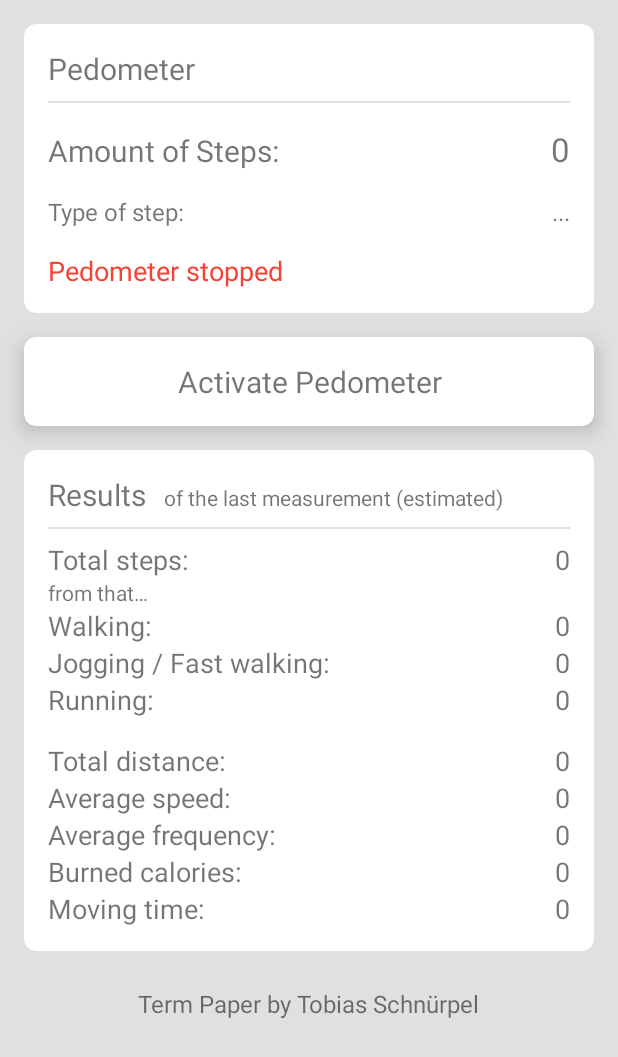
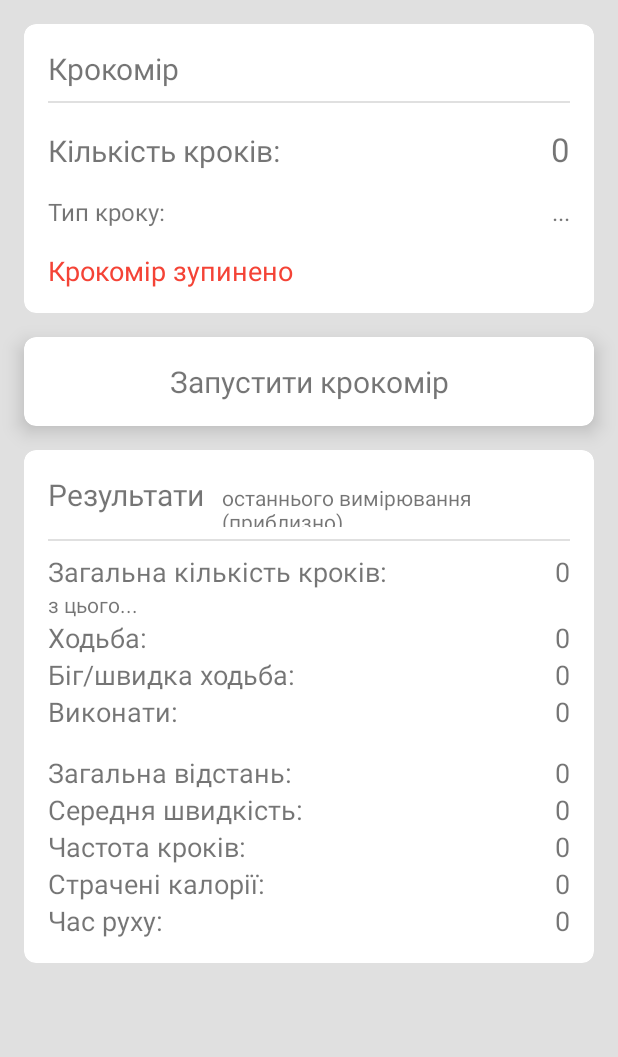
Before and after one commit to Meadowsdxd/IMT-Calculator-, an Android app: the layout stepsfragmentcount.xml on its own in the app's theme, with its tools: preview values and no code run, on a phone screen of 412 x 824 dp. Shown: the top 1057 px of the screen. Run offline under Robolectric (Android 15) with nearby library versions, the phone set to English and light mode, and no system bars.

Commit message:
Tune the properties

```diff
--- a/app/src/main/res/layout/stepsfragmentcount.xml
+++ b/app/src/main/res/layout/stepsfragmentcount.xml
@@ -368,13 +368,7 @@
                 </LinearLayout>
             </androidx.cardview.widget.CardView>
 
-            <TextView
-                android:layout_gravity="center"
-                android:layout_margin="16dp"
-                android:textSize="16sp"
-                android:text="@string/facharbeit_text"
-                android:layout_width="wrap_content"
-                android:layout_height="wrap_content"/>
+
 
             <Space
                 android:layout_width="match_parent"
--- a/app/src/main/res/values/strings.xml
+++ b/app/src/main/res/values/strings.xml
@@ -35,44 +35,50 @@
     <string name="link14">Просте схуднення. Зрештою, відчуйте контроль над їжею.</string>
     <string name="link15">Врач-диетолог, нутрициолог Эксперт системы Анализа рисков и критических точек контроля пищевой безопасности (ХАССП). Врач - эксперт высшей категории в отрасли пищевой безопасности и нутрициологии.</string>
 
-    <string name="facharbeit_text">Term Paper by Tobias Schnürpel</string>
-    <string name="title_pedometer">Pedometer</string>
-    <string name="title_acceleration">Accelerometer</string>
-    <string name="pedometer">Pedometer</string>
-    <string name="number_of_steps">Amount of Steps:</string>
-    <string name="pedometer_running">Pedometer running</string>
-    <string name="pedometer_not_running">Pedometer stopped</string>
-    <string name="type_of_step">Type of step:</string>
-    <string name="duration_of_step">Duration of step:</string>
-    <string name="acitvate_pedometer">Activate Pedometer</string>
-    <string name="disable_pedometer">Disable Pedometer</string>
-    <string name="results">Results</string>
-    <string name="of_the_last_measurement">of the last measurement (estimated)</string>
-    <string name="total_steps">Total steps:</string>
-    <string name="from_that">from that…</string>
-    <string name="walking_steps">Walking:</string>
-    <string name="jogging_steps">Jogging / Fast walking:</string>
-    <string name="running_steps">Running:</string>
-    <string name="total_distance">Total distance:</string>
-    <string name="average_speed">Average speed:</string>
-    <string name="average_frequency">Average frequency:</string>
-    <string name="burned_calories">Burned calories:</string>
-    <string name="moving_time">Moving time:</string>
-    <string name="walking">Walking</string>
-    <string name="jogging">Jogging</string>
-    <string name="running">Running</string>
-    <string name="live_data">Live data</string>
-    <string name="graph">Graph</string>
-    <string name="details">Details</string>
-    <string name="name">Name:</string>
-    <string name="manufacturer">Manufacturer:</string>
-    <string name="version">Version</string>
-    <string name="energy">Energy:</string>
-    <string name="resolution">Resolution:</string>
-    <string name="max_range">max. range:</string>
-    <string name="min_range">min. range:</string>
-    <string name="accuracy">Accuracy:</string>
-    <string name="delay">Delay:</string>
+    <string name="title_pedometer">Крокомір</string>
+    <string name="title_acceleration">Датчик прискорення</string>
 
+    <string name="pedometer">Крокомір</string>
+    <string name="number_of_steps">Кількість кроків:</string>
+    <string name="pedometer_running">крокомір працює</string>
+    <string name="pedometer_not_running">Крокомір зупинено</string>
+    <string name="type_of_step">Тип кроку:</string>
+    <string name="duration_of_step">Тривалість кроку:</string>
 
+    <string name="acitvate_pedometer">Запустити крокомір</string>
+    <string name="disable_pedometer">Зупинити крокомір</string>
+
+    <string name="results">Результати</string>
+    <string name="of_the_last_measurement">останнього вимірювання (приблизно)</string>
+    <string name="total_steps">Загальна кількість кроків:</string>
+    <string name="from_that">з цього...</string>
+    <string name="walking_steps">Ходьба:</string>
+    <string name="jogging_steps">Біг/швидка ходьба:</string>
+    <string name="running_steps">Виконати:</string>
+    <string name="total_distance">Загальна відстань:</string>
+    <string name="average_speed">Середня швидкість:</string>
+    <string name="average_frequency">Частота кроків:</string>
+    <string name="burned_calories">Страчені калорії:</string>
+    <string name="moving_time">Час руху:</string>
+
+    <string name="walking">Ходьба</string>
+    <string name="jogging">Біг підтюпцем</string>
+    <string name="running">Запущено</string>
+
+    <string name="live_data">Метрики в реальному часі</string>
+    <string name="graph">Графік</string>
+    <string name="details">Деталі</string>
+
+    <string name="name">Ім`я:</string>
+    <string name="manufacturer">Виробник:</string>
+    <string name="version">Версія:</string>
+    <string name="energy">Енергія:</string>
+    <string name="resolution">Вирішення:</string>
+    <string name="max_range">макс. Діапазон:</string>
+    <string name="min_range">мін. Діапазон:</string>
+    <string name="accuracy">Точність:</string>
+    <string name="delay">Затримка:</string>
+    <string name="kalorian">Калорій</string>
+    <string name="stepsmin">кроків/хв:</string>
+    <string name="mc">М/С:</string>
 </resources>
```
Also changed, not shown: app/src/main/java/com/example/imtcalculator/stepscounter/maininfo/StepsFragmentCount.java (+14 -50 lines), 3 other files.
